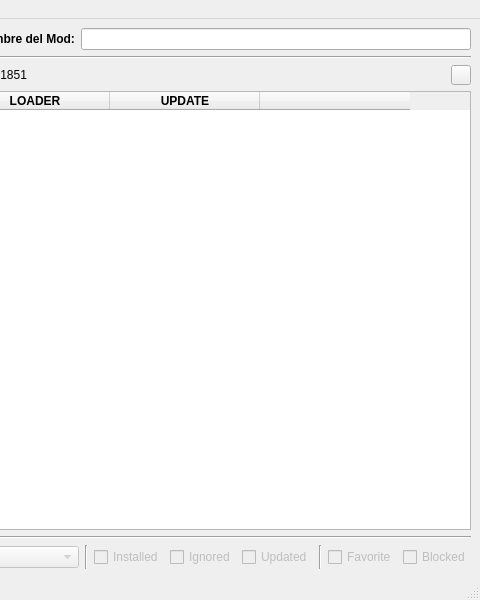
This is pyqt_windows/main_window.ui in MelonRodante/ModList as Qt 5 draws it before an edit; both pictures show x 500 to 980 and y 0 to 600 of the 980 by 600 pixel window. The edited form follows.
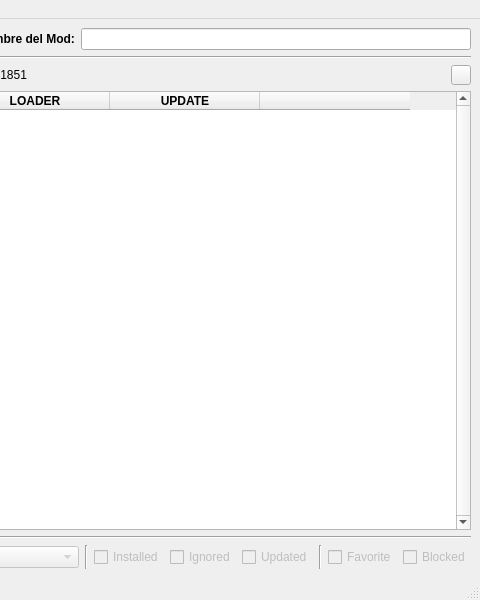
This is the edited form. Icons and pictures are not drawn.

Patch:
```diff
--- a/pyqt_windows/main_window.ui
+++ b/pyqt_windows/main_window.ui
@@ -219,6 +219,12 @@
       <property name="styleSheet">
        <string notr="true"/>
       </property>
+      <property name="verticalScrollBarPolicy">
+       <enum>Qt::ScrollBarAlwaysOn</enum>
+      </property>
+      <property name="autoScroll">
+       <bool>true</bool>
+      </property>
       <property name="editTriggers">
        <set>QAbstractItemView::NoEditTriggers</set>
       </property>
@@ -238,7 +244,7 @@
        <number>150</number>
       </attribute>
       <attribute name="horizontalHeaderMinimumSectionSize">
-       <number>18</number>
+       <number>20</number>
       </attribute>
       <attribute name="verticalHeaderVisible">
        <bool>false</bool>
```
Left out of the diff: 3 changed lines with no effect on the pictures.
